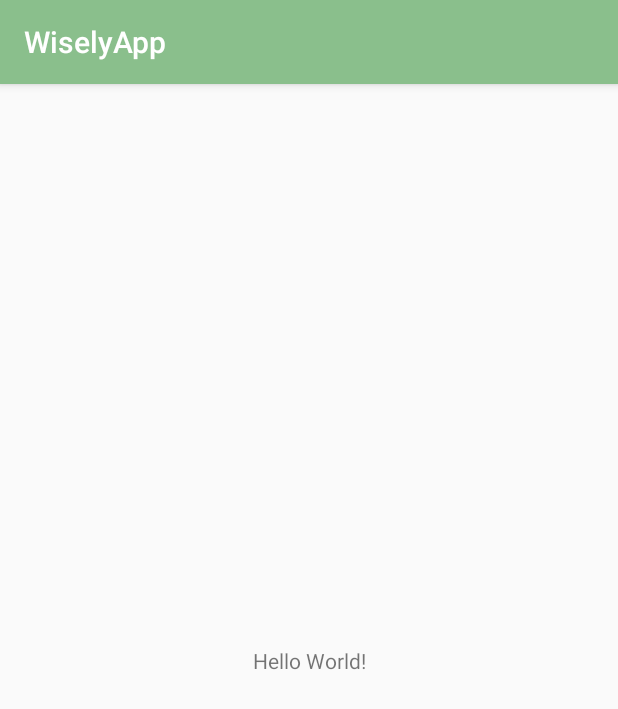
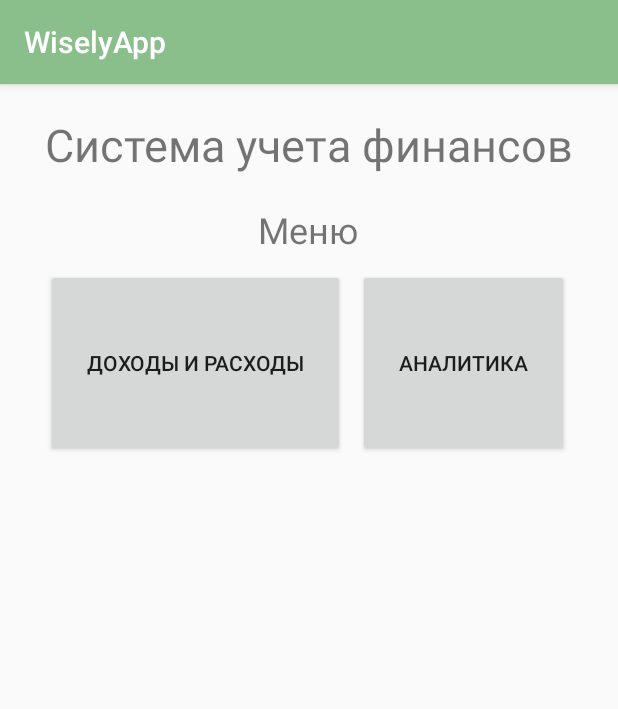
Before and after one commit to Aaaaa988/WiselyApp, an Android app: the screen it shows after launch (MainActivity), on a phone screen of 412 x 824 dp. Shown: the top 709 px of the screen. Run offline under Robolectric (Android 15) with nearby library versions, the phone set to English and light mode, and no system bars.

Commit message:
add basic menu interface

```diff
--- a/app/src/main/res/layout/activity_main.xml
+++ b/app/src/main/res/layout/activity_main.xml
@@ -6,13 +6,70 @@
     android:layout_height="match_parent"
     tools:context=".MainActivity">
 
-    <TextView
+    <LinearLayout
         android:layout_width="wrap_content"
         android:layout_height="wrap_content"
-        android:text="Hello World!"
+        android:layout_marginEnd="2dp"
+        android:orientation="vertical"
         app:layout_constraintBottom_toBottomOf="parent"
-        app:layout_constraintLeft_toLeftOf="parent"
-        app:layout_constraintRight_toRightOf="parent"
-        app:layout_constraintTop_toTopOf="parent" />
+        app:layout_constraintEnd_toEndOf="parent"
+        app:layout_constraintStart_toStartOf="parent"
+        app:layout_constraintTop_toTopOf="parent">
+
+        <TextView
+            android:id="@+id/textView4"
+            android:layout_width="match_parent"
+            android:layout_height="wrap_content"
+            android:layout_marginTop="20dp"
+            android:gravity="center"
+            android:text="Система учета финансов"
+            android:textSize="30sp" />
+
+        <TextView
+            android:id="@+id/textView"
+            android:layout_width="match_parent"
+            android:layout_height="wrap_content"
+            android:layout_marginTop="20dp"
+            android:layout_marginBottom="10dp"
+            android:gravity="center"
+            android:text="Меню"
+            android:textSize="24sp" />
+
+        <LinearLayout
+            android:layout_width="409dp"
+            android:layout_height="729dp"
+            android:orientation="horizontal">
+
+            <Space
+                android:layout_width="wrap_content"
+                android:layout_height="wrap_content"
+                android:layout_weight="1" />
+
+            <Button
+                android:id="@+id/button3"
+                android:layout_width="wrap_content"
+                android:layout_height="125dp"
+                android:layout_weight="1"
+                android:text="Доходы и расходы" />
+
+            <Space
+                android:layout_width="wrap_content"
+                android:layout_height="wrap_content"
+                android:layout_weight="0.3" />
+
+            <Button
+                android:id="@+id/button2"
+                android:layout_width="wrap_content"
+                android:layout_height="125dp"
+                android:layout_weight="1"
+                android:text="Аналитика" />
+
+            <Space
+                android:layout_width="wrap_content"
+                android:layout_height="wrap_content"
+                android:layout_weight="1" />
+
+        </LinearLayout>
+    </LinearLayout>
 
 </androidx.constraintlayout.widget.ConstraintLayout>
```
